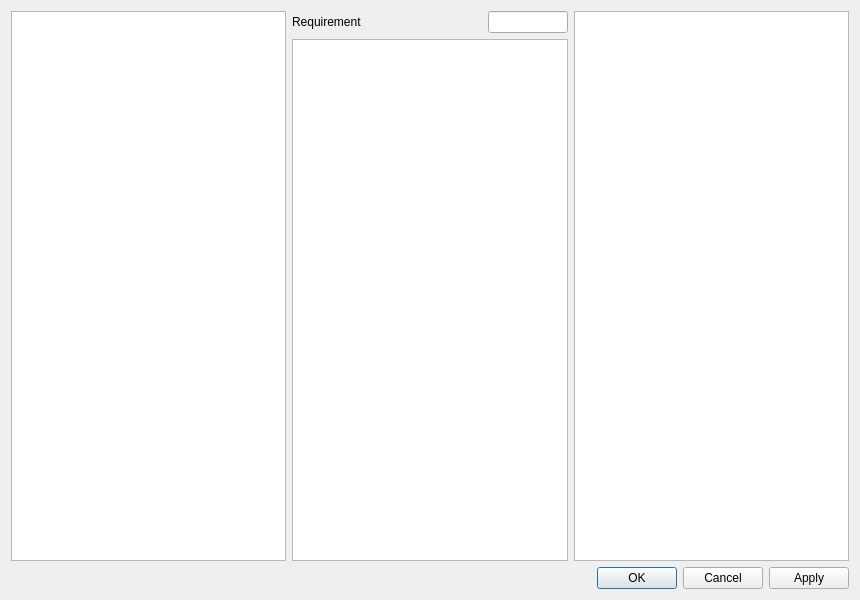
Above: dsvedit/shop_editor.ui from LagoLunatic/DSVEdit before the change. Below: the same form after it.
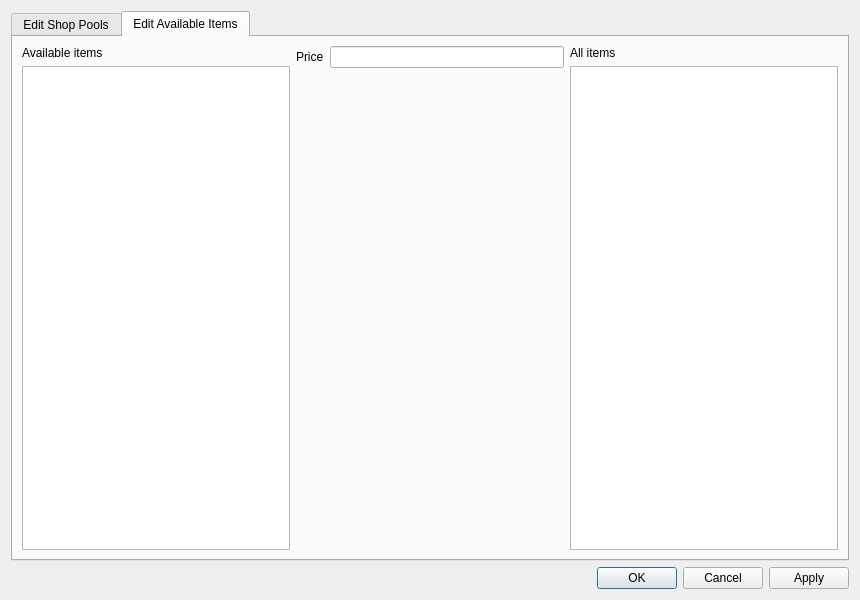
That is the form after the change. The open tabs and pages were chosen to show the change.

Commit message: HoD: Implement editing shop available items & prices

```diff
--- a/dsvedit/shop_editor.ui
+++ b/dsvedit/shop_editor.ui
@@ -15,10 +15,31 @@
   </property>
   <layout class="QVBoxLayout" name="verticalLayout">
    <item>
+    <widget class="QTabWidget" name="tabWidget">
+     <property name="currentIndex">
+      <number>0</number>
+     </property>
+     <widget class="QWidget" name="tab">
+      <attribute name="title">
+       <string>Edit Shop Pools</string>
+      </attribute>
+      <layout class="QHBoxLayout" name="horizontalLayout_3">
+       <item>
     <layout class="QHBoxLayout" name="horizontalLayout">
      <item>
+          <layout class="QVBoxLayout" name="verticalLayout_3">
+           <item>
+            <widget class="QLabel" name="label_3">
+             <property name="text">
+              <string>Pool</string>
+             </property>
+            </widget>
+           </item>
+           <item>
       <widget class="QListWidget" name="pool_index"/>
      </item>
+          </layout>
+         </item>
      <item>
       <layout class="QVBoxLayout" name="verticalLayout_2">
        <item>
@@ -26,7 +47,7 @@
          <item>
           <widget class="QLabel" name="label">
            <property name="text">
-            <string>Requirement</string>
+                <string>Pool unlock requirement</string>
            </property>
           </widget>
          </item>
@@ -42,15 +63,86 @@
          </item>
         </layout>
        </item>
+           <item>
+            <widget class="QLabel" name="label_2">
+             <property name="text">
+              <string>Items in pool</string>
+             </property>
+            </widget>
+           </item>
        <item>
         <widget class="QListWidget" name="item_index"/>
        </item>
       </layout>
      </item>
      <item>
+          <layout class="QVBoxLayout" name="verticalLayout_4">
+           <item>
+            <widget class="QLabel" name="label_4">
+             <property name="text">
+              <string>Available items</string>
+             </property>
+            </widget>
+           </item>
+           <item>
       <widget class="QListWidget" name="item_id"/>
      </item>
     </layout>
+         </item>
+        </layout>
+       </item>
+      </layout>
+     </widget>
+     <widget class="QWidget" name="tab_2">
+      <attribute name="title">
+       <string>Edit Available Items</string>
+      </attribute>
+      <layout class="QHBoxLayout" name="horizontalLayout_4">
+       <item>
+        <layout class="QVBoxLayout" name="verticalLayout_6">
+         <item>
+          <widget class="QLabel" name="label_7">
+           <property name="text">
+            <string>Available items</string>
+           </property>
+          </widget>
+         </item>
+         <item>
+          <widget class="QListWidget" name="available_item_slot"/>
+         </item>
+        </layout>
+       </item>
+       <item>
+        <layout class="QFormLayout" name="formLayout">
+         <item row="0" column="0">
+          <widget class="QLabel" name="label_5">
+           <property name="text">
+            <string>Price</string>
+           </property>
+          </widget>
+         </item>
+         <item row="0" column="1">
+          <widget class="QLineEdit" name="price"/>
+         </item>
+        </layout>
+       </item>
+       <item>
+        <layout class="QVBoxLayout" name="verticalLayout_5">
+         <item>
+          <widget class="QLabel" name="label_6">
+           <property name="text">
+            <string>All items</string>
+           </property>
+          </widget>
+         </item>
+         <item>
+          <widget class="QListWidget" name="available_item_id"/>
+         </item>
+        </layout>
+       </item>
+      </layout>
+     </widget>
+    </widget>
    </item>
    <item>
     <widget class="QDialogButtonBox" name="buttonBox">
```
Lines whose indentation alone changed are shown as unchanged. The commit also changes 3 other files.
